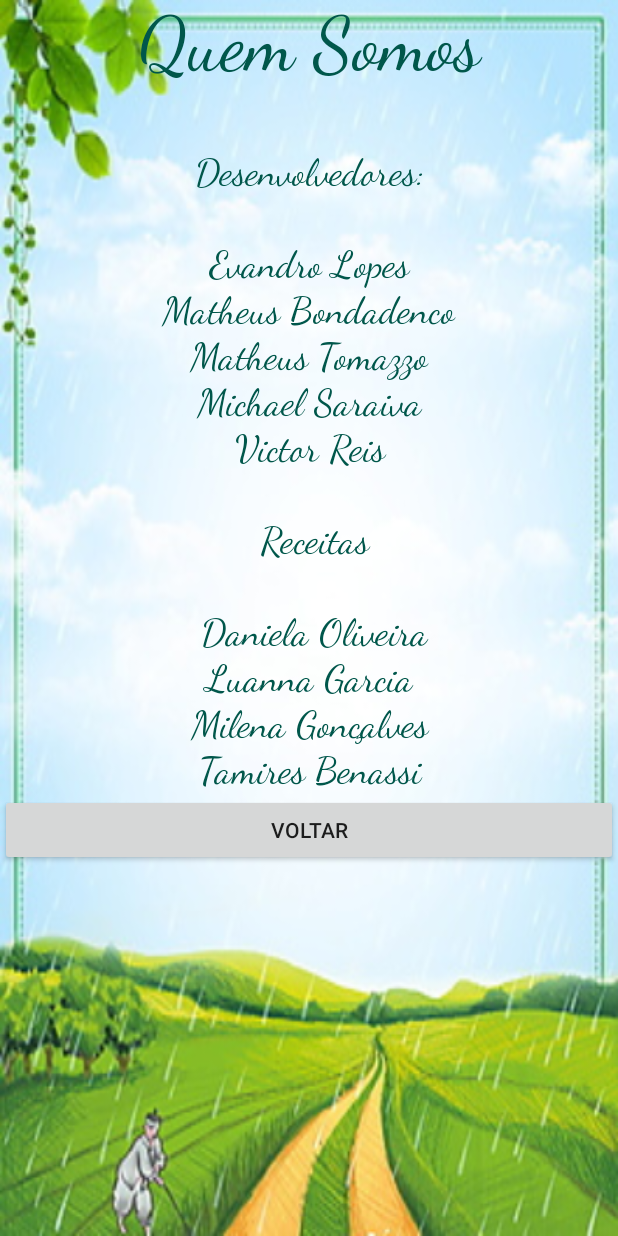
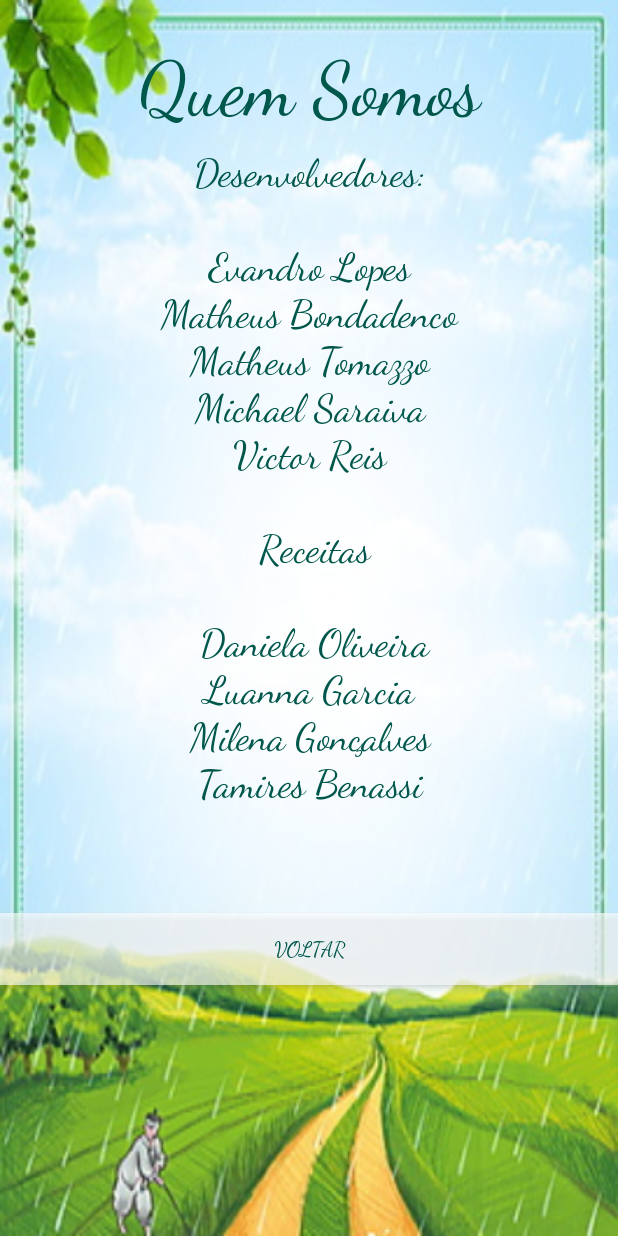
Before and after one commit to MichaelToniolo/Season4Foods, an Android app: the screen it shows after launch (ActivityCreditos), after a tap on an icon or button, on a phone screen of 412 x 824 dp. Run offline under Robolectric (Android 15) with nearby library versions, the phone set to English and light mode, and no system bars.

Commit message:
Polidas Monstras aqui Fues

```diff
--- a/Season4Foods/app/src/main/java/com/example/season4foods/ActivityReceitas.java
+++ b/Season4Foods/app/src/main/java/com/example/season4foods/ActivityReceitas.java
@@ -91,7 +91,7 @@ public class ActivityReceitas extends AppCompatActivity {
                 //Definindo Array
                 String[] valores = new String[]{
                         "Abobrinha Gratinada",
-                        "Quibe de Aborinha na Travessa",
+                        "Quibe de Abobrinha na Travessa",
                         "Macarrão com Abobrinha com Manjericão",
                         "Abobrinha de Forno com Tomate",
                         "Rolinhos de Abobrinha (Wrap de Abobrinha)",
@@ -372,7 +372,6 @@ public class ActivityReceitas extends AppCompatActivity {
                         "Sorvete de Abacate",
                         "Sopa de Abacate e Tomate",
                         "Macarrão com molho de abacate",
-                        "Chutney de Pimentão",
                         "Vitamina de Abacate",
                         "Guacamole",
                         "Salada de Abacate",
@@ -865,7 +864,7 @@ public class ActivityReceitas extends AppCompatActivity {
                         "Carutinhos de Folhas de Beterraba",
                         "Sopa de Beterraba",
                         "Refresco de Laranja e Beterraba",
-                        "Panqueca de Beterraba e Frango",
+                        //"Panqueca de Beterraba e Frango",
                         "Carpaccio de Beterraba",
                         "Pão de Beterraba",
                         "Sopa Russa de Beterraba"
--- a/Season4Foods/app/src/main/java/com/example/season4foods/MainActivity.java
+++ b/Season4Foods/app/src/main/java/com/example/season4foods/MainActivity.java
@@ -40,7 +40,9 @@ public class MainActivity extends AppCompatActivity {
         listView = (ListView) findViewById(R.id.lista_alimentos);
         LinearLayout = (LinearLayout) findViewById(R.id.menu_principal);
         AboutButton = (Button) findViewById(R.id.AboutButton);
-        CalendarioView = (CalendarView)findViewById(R.id.CalendarioView);
+
+
+        long date = CalendarioView.getDate();
 
 
         CalendarioView.setOnDateChangeListener(new CalendarView.OnDateChangeListener() {
--- a/Season4Foods/app/src/main/res/layout/activity_creditos.xml
+++ b/Season4Foods/app/src/main/res/layout/activity_creditos.xml
@@ -19,6 +19,7 @@ android:background="@drawable/backgroundmain3"
         android:gravity="center"
         android:text="Quem Somos"
         android:textColor="@color/colorPrimaryDark"
+        android:layout_marginTop="30dp"
         android:textSize="50dp">
 
     </TextView>
@@ -41,7 +42,7 @@ android:background="@drawable/backgroundmain3"
             android:text="Desenvolvedores:\n\nEvandro Lopes\nMatheus Bondadenco\nMatheus Tomazzo\nMichael Saraiva\nVictor Reis\n\n Receitas\n\n Daniela Oliveira\nLuanna Garcia\nMilena Gonçalves\nTamires Benassi"
             android:textAlignment="center"
             android:textColor="@color/colorPrimaryDark"
-            android:textSize="25dp"
+            android:textSize="26dp"
 
             >
 
@@ -51,6 +52,11 @@ android:background="@drawable/backgroundmain3"
             android:id="@+id/btn_volte_principal"
             android:layout_width="match_parent"
             android:layout_height="wrap_content"
+            android:background="@color/MyBackgroundFontColor"
+            android:layout_gravity="bottom"
+            android:fontFamily="cursive"
+            android:textColor="@color/colorPrimaryDark"
+            android:layout_marginTop="70dp"
             android:text="Voltar" />
 
     </LinearLayout>
```
Also changed, not shown: Season4Foods/app/src/main/res/layout/activity_main.xml (+9 -5 lines).
